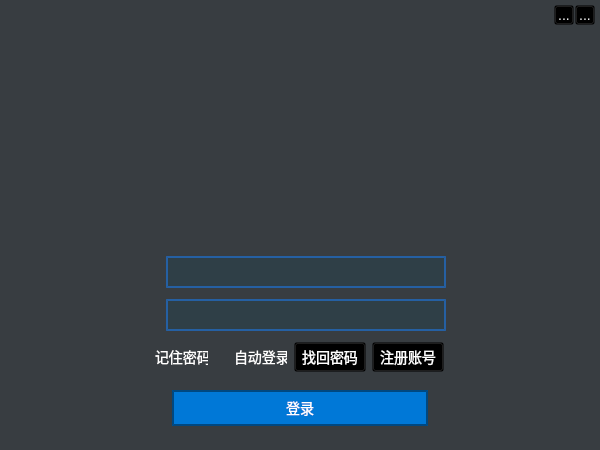
Qt form LivePlatformClient/LiveLoginUnit/LiveLoginUnit.ui (ohto-ai/PostLive) before a commit.
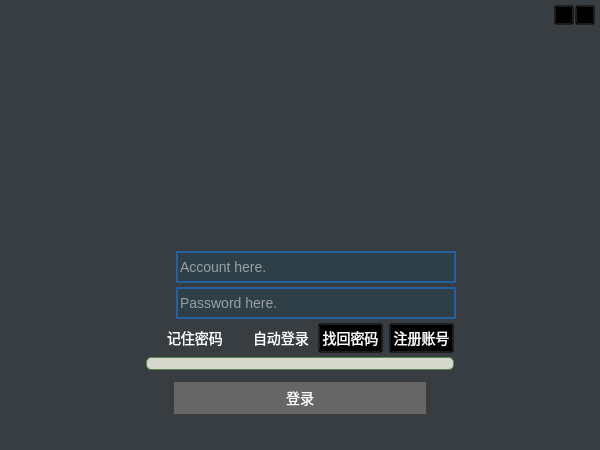
The same form after that commit. Icons and pictures are not drawn. Custom widgets are drawn as their Qt base class.

```diff
--- a/LivePlatformClient/LiveLoginUnit/LiveLoginUnit.ui
+++ b/LivePlatformClient/LiveLoginUnit/LiveLoginUnit.ui
@@ -32,11 +32,27 @@
    <iconset resource="LiveLoginUnit.qrc">
     <normaloff>:/LiveLoginUnit/res/live.ico</normaloff>:/LiveLoginUnit/res/live.ico</iconset>
   </property>
-  <property name="styleSheet">
-   <string notr="true">/* font */
+  <widget class="QWidget" name="centralWidget">
+   <property name="minimumSize">
+    <size>
+     <width>600</width>
+     <height>0</height>
+    </size>
+   </property>
+   <property name="maximumSize">
+    <size>
+     <width>600</width>
+     <height>16777215</height>
+    </size>
+   </property>
+   <property name="contextMenuPolicy">
+    <enum>Qt::NoContextMenu</enum>
+   </property>
+   <property name="styleSheet">
+    <string notr="true">/* font */
 *
 {
-	font-family: &quot;Segoe UI&quot;;
+	font-family: &quot;Arial&quot;, &quot;Segoe UI&quot;, &quot;黑体&quot;, &quot;等线&quot;;
 	font-size: 14px;
 	font-weight: 400;
 	line-height: 20px;
@@ -65,22 +81,59 @@
     max-height: 120px;
     border-width: 0 0 0 0;
 }
-
+/* error label */
+#errorLabel
+{
+	font-size: 12px;
+	padding: -5px 5px;
+	color: red;
+	background: rgba(255,255,240,0.8);
+	border: 1px solid #558855;
+	border-radius: 5px;
+}
 /* button */
-QPushButton,QCheckBox,QToolButton
+.QPushButton, .QCheckBox, .QToolButton
 {
 	color: white;
 	background-color: transparent;
 }
-QPushButton:hover, QCheckBox:hover
+/*RadioButton CheckButton*/
+QRadioButton::indicator::unchecked {
+	image: url(:/LiveLoginUnit/res/radiobutton-unchecked.png);
+}
+QRadioButton::indicator::checked { 
+	image: url(:/LiveLoginUnit/res/radiobutton-checked.png);
+}
+QCheckBox::indicator { 
+	width: 15px;
+	height: 30px;
+}
+QCheckBox::indicator::unchecked {	
+	image: url(:/LiveLoginUnit/res/checkbox_unchecked.png);
+}
+QCheckBox::indicator::checked { 
+	image: url(:/LiveLoginUnit/res/checkbox_checked.png);
+}
+
+.QCheckBox::indicator { 
+	width: 15px;
+	height: 15px;
+}
+.QCheckBox::indicator::unchecked {	
+	image: url(:/LiveLoginUnit/res/radiobutton-unchecked.png);
+}
+.QCheckBox::indicator::checked { 
+	image: url(:/LiveLoginUnit/res/radiobutton-checked.png);
+}
+.QPushButton:hover, .QCheckBox:hover
 {
 	color: yellow;
 }
-QPushButton:pressed, QCheckBox:pressed
+.QPushButton:pressed, .QCheckBox:pressed
 {
 	color: #FFCC66;
 }
-QPushButton:focus, QCheckBox:focus
+.QPushButton:focus, .QCheckBox:focus
 {
 	outline: none
 }
@@ -95,15 +148,18 @@
 QPushButton#loginPushButton:pressed {
   background: #2A67FF;
 }
+QPushButton#loginPushButton:disabled {
+  background: #666;
+}
 /* account password */
-QLineEdit#passwordLineEdit,QLineEdit#accountComboBox
+QLineEdit#passwordLineEdit, QLineEdit#accountLineEdit
 {
 	border: 2px solid rgba(27,128,255,0.5);
 	background: rgba(45,64,72,0.8);
 	color: white;
     selection-background-color:green;
 }
-QLineEdit#passwordLineEdit:focus,QLineEdit#accountComboBox:focus
+QLineEdit#passwordLineEdit:focus, QLineEdit#accountLineEdit:focus
 {
 	background: rgba(80,100,110,0.8);
 }
@@ -114,22 +170,6 @@
 	border: 2px solid #333;
 	background-color: black;
 }</string>
-  </property>
-  <widget class="QWidget" name="centralWidget">
-   <property name="minimumSize">
-    <size>
-     <width>600</width>
-     <height>0</height>
-    </size>
-   </property>
-   <property name="maximumSize">
-    <size>
-     <width>600</width>
-     <height>16777215</height>
-    </size>
-   </property>
-   <property name="contextMenuPolicy">
-    <enum>Qt::NoContextMenu</enum>
    </property>
    <widget class="QLabel" name="backgroundLabel">
     <property name="geometry">
@@ -213,10 +253,13 @@
     </property>
    </widget>
    <widget class="QPushButton" name="loginPushButton">
+    <property name="enabled">
+     <bool>false</bool>
+    </property>
     <property name="geometry">
      <rect>
       <x>172</x>
-      <y>390</y>
+      <y>380</y>
       <width>256</width>
       <height>36</height>
      </rect>
@@ -236,17 +279,23 @@
     <property name="text">
      <string>登录</string>
     </property>
+    <property name="autoDefault">
+     <bool>true</bool>
+    </property>
    </widget>
    <widget class="QWidget" name="formContextWidget" native="true">
     <property name="geometry">
      <rect>
-      <x>125</x>
+      <x>135</x>
       <y>240</y>
       <width>330</width>
-      <height>149</height>
+      <height>141</height>
      </rect>
     </property>
     <layout class="QVBoxLayout" name="verticalLayout">
+     <property name="spacing">
+      <number>4</number>
+     </property>
      <item>
       <layout class="QHBoxLayout" name="accountHorizontalLayout">
        <item>
@@ -275,7 +324,7 @@
         </widget>
        </item>
        <item>
-        <widget class="QLineEdit" name="accountComboBox">
+        <widget class="QLineEdit" name="accountLineEdit">
          <property name="minimumSize">
           <size>
            <width>280</width>
@@ -291,6 +340,9 @@
          <property name="toolTip">
           <string>账号</string>
          </property>
+         <property name="placeholderText">
+          <string>Account here.</string>
+         </property>
          <property name="editable" stdset="0">
           <bool>true</bool>
          </property>
@@ -348,6 +400,9 @@
          <property name="echoMode">
           <enum>QLineEdit::Password</enum>
          </property>
+         <property name="placeholderText">
+          <string>Password here.</string>
+         </property>
         </widget>
        </item>
       </layout>
@@ -358,10 +413,13 @@
         <widget class="QCheckBox" name="rememberPasswordCheckBox">
          <property name="minimumSize">
           <size>
-           <width>72</width>
+           <width>80</width>
            <height>0</height>
           </size>
          </property>
+         <property name="focusPolicy">
+          <enum>Qt::NoFocus</enum>
+         </property>
          <property name="text">
           <string>记住密码</string>
          </property>
@@ -371,10 +429,13 @@
         <widget class="QCheckBox" name="autoLoginCheckBox">
          <property name="minimumSize">
           <size>
-           <width>72</width>
+           <width>80</width>
            <height>0</height>
           </size>
          </property>
+         <property name="focusPolicy">
+          <enum>Qt::NoFocus</enum>
+         </property>
          <property name="text">
           <string>自动登录</string>
          </property>
@@ -388,6 +449,9 @@
            <height>0</height>
           </size>
          </property>
+         <property name="focusPolicy">
+          <enum>Qt::NoFocus</enum>
+         </property>
          <property name="text">
           <string>找回密码</string>
          </property>
@@ -401,6 +465,9 @@
            <height>0</height>
           </size>
          </property>
+         <property name="focusPolicy">
+          <enum>Qt::NoFocus</enum>
+         </property>
          <property name="text">
           <string>注册账号</string>
          </property>
@@ -408,6 +475,13 @@
        </item>
       </layout>
      </item>
+     <item>
+      <widget class="TouchedLabel" name="errorLabel">
+       <property name="text">
+        <string/>
+       </property>
+      </widget>
+     </item>
     </layout>
    </widget>
    <widget class="QToolButton" name="minimizeToolButton">
@@ -419,12 +493,12 @@
       <height>20</height>
      </rect>
     </property>
+    <property name="focusPolicy">
+     <enum>Qt::NoFocus</enum>
+    </property>
     <property name="toolTip">
      <string>最小化</string>
     </property>
-    <property name="text">
-     <string>...</string>
-    </property>
    </widget>
    <widget class="QToolButton" name="closeToolButton">
     <property name="geometry">
@@ -435,16 +509,34 @@
       <height>20</height>
      </rect>
     </property>
+    <property name="focusPolicy">
+     <enum>Qt::NoFocus</enum>
+    </property>
     <property name="toolTip">
      <string>关闭</string>
     </property>
-    <property name="text">
-     <string>...</string>
-    </property>
    </widget>
   </widget>
  </widget>
  <layoutdefault spacing="6" margin="11"/>
+ <customwidgets>
+  <customwidget>
+   <class>TouchedLabel</class>
+   <extends>QLabel</extends>
+   <header>TouchedLabel.h</header>
+  </customwidget>
+ </customwidgets>
+ <tabstops>
+  <tabstop>loginPushButton</tabstop>
+  <tabstop>accountLineEdit</tabstop>
+  <tabstop>passwordLineEdit</tabstop>
+  <tabstop>rememberPasswordCheckBox</tabstop>
+  <tabstop>autoLoginCheckBox</tabstop>
+  <tabstop>forgetPasswordPushButton</tabstop>
+  <tabstop>registerPushButton</tabstop>
+  <tabstop>minimizeToolButton</tabstop>
+  <tabstop>closeToolButton</tabstop>
+ </tabstops>
  <resources>
   <include location="LiveLoginUnit.qrc"/>
  </resources>
```
